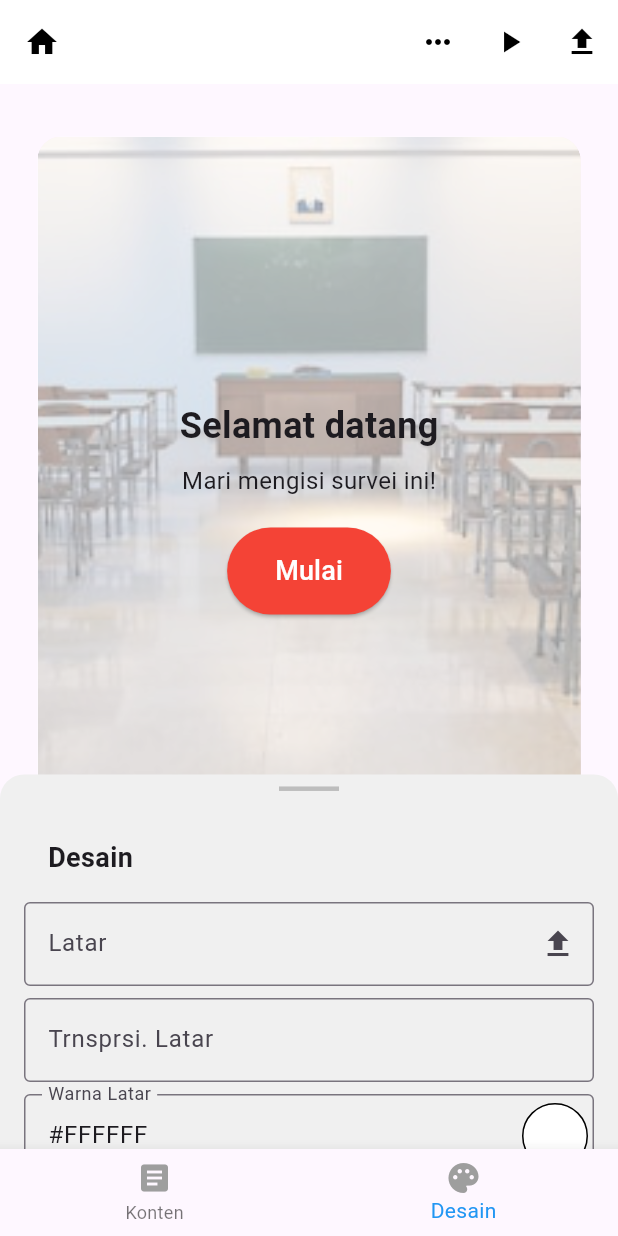
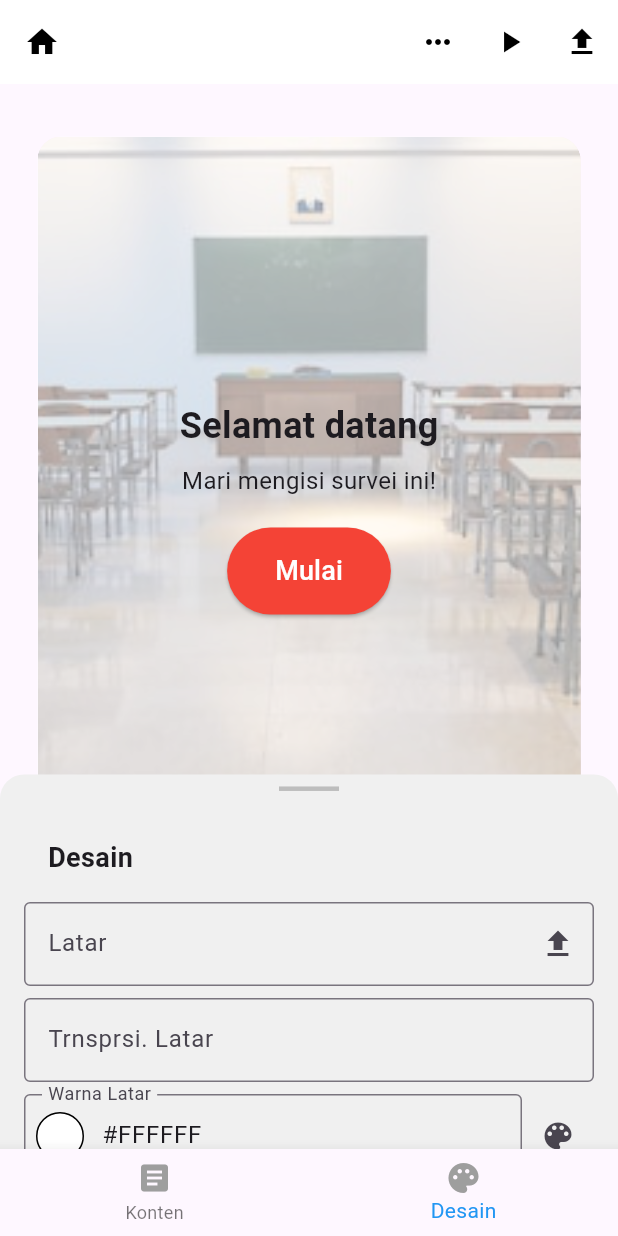
Before and after one commit to BeMySample/BeMySample_MobileFE, a Flutter app: the SurveyPage screen opened by its route, item 2 of the bottom bar chosen, on a phone screen of 412 x 824 dp. Run offline on Flutter 3.47's test engine with Material 3 defaults, Android fonts, the phone set to English and light mode, and no system bars; our stand-ins replace flutter_colorpicker.

Commit message:
feat: add colorpicker

```diff
--- a/lib/pages/editsurvey.dart
+++ b/lib/pages/editsurvey.dart
@@ -14,6 +14,10 @@ class _SurveyPageState extends State<SurveyPage> {
   String _tombolText = ''; // Menyimpan teks tombol
   double _imageHeightFactor = 1.0; // Faktor tinggi gambar
   double _popupOffset = 1.0; // Posisi awal popup di bawah layar
+
+  TextEditingController _backgroundColorController = TextEditingController();
+  TextEditingController _buttonColorController = TextEditingController();
+  TextEditingController _textColorController = TextEditingController();
 
   Color _backgroundColor = Colors.white; // Warna latar
   Color _buttonColor = Colors.red; // Warna tombol
@@ -51,23 +55,21 @@ class _SurveyPageState extends State<SurveyPage> {
     });
   }
 
-  void _showColorPickerDialog(Color currentColor, Function(Color) onColorChanged) {
+  void _showColorPickerDialog(Color initialColor, Function(Color) onColorChanged) {
     showDialog(
       context: context,
       builder: (BuildContext context) {
         return AlertDialog(
-          title: Text('Pilih Warna'),
+          title: const Text('Pick a color!'),
           content: SingleChildScrollView(
             child: ColorPicker(
-              pickerColor: currentColor,
+              pickerColor: initialColor,
               onColorChanged: onColorChanged,
-              showLabel: true,
-              pickerAreaHeightPercent: 0.8,
             ),
           ),
           actions: <Widget>[
             ElevatedButton(
-              child: Text('Pilih'),
+              child: const Text('Got it'),
               onPressed: () {
                 Navigator.of(context).pop();
               },
@@ -78,9 +80,22 @@ class _SurveyPageState extends State<SurveyPage> {
     );
   }
 
+
+  @override
+  void initState() {
+    super.initState();
+    _backgroundColorController.text = '#${_backgroundColor.value.toRadixString(16).substring(2).toUpperCase()}';
+    _buttonColorController.text = '#${_buttonColor.value.toRadixString(16).substring(2).toUpperCase()}';
+    _textColorController.text = '#${_textColor.value.toRadixString(16).substring(2).toUpperCase()}';
+  }
+
+
   @override
   void dispose() {
     _transparencyController.dispose();
+    _backgroundColorController.dispose();
+    _buttonColorController.dispose();
+    _textColorController.dispose();
     super.dispose();
   }
 
@@ -88,7 +103,7 @@ class _SurveyPageState extends State<SurveyPage> {
   Widget build(BuildContext context) {
     return Scaffold(
       appBar: AppBar(
-        backgroundColor: _backgroundColor,
+        backgroundColor: _backgroundColor, // Update this to reflect the chosen color
         elevation: 0,
         leading: IconButton(
           icon: Icon(Icons.home, color: Colors.black),
@@ -103,15 +118,21 @@ class _SurveyPageState extends State<SurveyPage> {
         actions: [
           IconButton(
             icon: Icon(Icons.more_horiz, color: Colors.black),
-            onPressed: () {},
+            onPressed: () {
+              // Logika untuk tombol titik tiga
+            },
           ),
           IconButton(
             icon: Icon(Icons.play_arrow, color: Colors.black),
-            onPressed: () {},
+            onPressed: () {
+              // Logika untuk tombol play
+            },
           ),
           IconButton(
             icon: Icon(Icons.upload, color: Colors.black),
-            onPressed: () {},
+            onPressed: () {
+              // Logika untuk tombol upload
+            },
           ),
         ],
       ),
@@ -151,7 +172,9 @@ class _SurveyPageState extends State<SurveyPage> {
                     ),
                     const SizedBox(height: 20),
                     ElevatedButton(
-                      onPressed: () {},
+                      onPressed: () {
+                        // Logika navigasi ke halaman survei
+                      },
                       style: ElevatedButton.styleFrom(
                         backgroundColor: _buttonColor,
                         padding: const EdgeInsets.symmetric(
@@ -172,11 +195,11 @@ class _SurveyPageState extends State<SurveyPage> {
               ),
             ),
           ),
-          if (_isPopupVisible)
           AnimatedSlide(
             offset: Offset(0, _popupOffset),
             duration: Duration(milliseconds: 300),
-              child: GestureDetector(
+            child: _isPopupVisible
+                ? GestureDetector(
                     onTap: _closePopup,
                     child: Container(
                       color: Colors.transparent,
@@ -324,7 +347,7 @@ class _SurveyPageState extends State<SurveyPage> {
                                         ),
                                         const SizedBox(height: 16),
                                         TextFormField(
-                                      key: ValueKey(_tombolText),
+                                          key: ValueKey(_tombolText), // Memaksa rebuild jika teks berubah
                                           initialValue: _tombolText,
                                           readOnly: true,
                                           decoration: InputDecoration(
@@ -369,22 +392,17 @@ class _SurveyPageState extends State<SurveyPage> {
                                           },
                                         ),
                                         const SizedBox(height: 8),
-                                    GestureDetector(
-                                      onTap: () {
-                                        _showColorPickerDialog(_backgroundColor, (Color color) {
-                                          setState(() {
-                                            _backgroundColor = color;
-                                          });
-                                        });
-                                      },
+                                        Row(
+                                          children: [
+                                            Expanded(
                                               child: TextField(
                                                 readOnly: true,
                                                 decoration: InputDecoration(
                                                   labelText: 'Warna Latar',
-                                          suffixIcon: Container(
-                                            margin: EdgeInsets.only(right: 4),
-                                            width: 20,
-                                            height: 20,
+                                                  prefixIcon: Container(
+                                                    margin: EdgeInsets.symmetric(horizontal: 8.0),
+                                                    width: 24,
+                                                    height: 24,
                                                     decoration: BoxDecoration(
                                                       color: _backgroundColor,
                                                       shape: BoxShape.circle,
@@ -393,28 +411,36 @@ class _SurveyPageState extends State<SurveyPage> {
                                                   ),
                                                   border: OutlineInputBorder(),
                                                 ),
-                                        controller: TextEditingController(
-                                          text: '#${_backgroundColor.value.toRadixString(16).substring(2).toUpperCase()}',
+                                                controller: _backgroundColorController,
                                               ),
                                             ),
-                                    ),
-                                    const SizedBox(height: 8),
-                                    GestureDetector(
-                                      onTap: () {
-                                        _showColorPickerDialog(_buttonColor, (Color color) {
+                                            IconButton(
+                                              icon: Icon(Icons.color_lens),
+                                              onPressed: () {
+                                                _showColorPickerDialog(_backgroundColor, (Color color) {
                                                   setState(() {
-                                            _buttonColor = color;
+                                                    _backgroundColor = color;
+                                                    _backgroundColorController.text = '#${_backgroundColor.value.toRadixString(16).substring(2).toUpperCase()}';
                                                   });
                                                 });
                                               },
+                                            ),
+                                          ],
+                                        ),
+
+
+                                        const SizedBox(height: 8),
+                                        Row(
+                                          children: [
+                                            Expanded(
                                               child: TextField(
                                                 readOnly: true,
                                                 decoration: InputDecoration(
                                                   labelText: 'Warna Tombol',
-                                          suffixIcon: Container(
-                                            margin: EdgeInsets.only(right: 4),
-                                            width: 20,
-                                            height: 20,
+                                                  prefixIcon: Container(
+                                                    margin: EdgeInsets.symmetric(horizontal: 8.0),
+                                                    width: 24,
+                                                    height: 24,
                                                     decoration: BoxDecoration(
                                                       color: _buttonColor,
                                                       shape: BoxShape.circle,
@@ -423,28 +449,35 @@ class _SurveyPageState extends State<SurveyPage> {
                                                   ),
                                                   border: OutlineInputBorder(),
                                                 ),
-                                        controller: TextEditingController(
-                                          text: '#${_buttonColor.value.toRadixString(16).substring(2).toUpperCase()}',
+                                                controller: _buttonColorController,
                                               ),
                                             ),
-                                    ),
-                                    const SizedBox(height: 8),
-                                    GestureDetector(
-                                      onTap: () {
-                                        _showColorPickerDialog(_textColor, (Color color) {
+                                            IconButton(
+                                              icon: Icon(Icons.color_lens),
+                                              onPressed: () {
+                                                _showColorPickerDialog(_buttonColor, (Color color) {
                                                   setState(() {
-                                            _textColor = color;
+                                                    _buttonColor = color;
+                                                    _buttonColorController.text = '#${_buttonColor.value.toRadixString(16).substring(2).toUpperCase()}';
                                                   });
                                                 });
                                               },
+                                            ),
+                                          ],
+                                        ),
+
+                                        const SizedBox(height: 8),
+                                        Row(
+                                          children: [
+                                            Expanded(
                                               child: TextField(
                                                 readOnly: true,
                                                 decoration: InputDecoration(
                                                   labelText: 'Warna Teks',
-                                          suffixIcon: Container(
-                                            margin: EdgeInsets.only(right: 4),
-                                            width: 20,
-                                            height: 20,
+                                                  prefixIcon: Container(
+                                                    margin: EdgeInsets.symmetric(horizontal: 8.0),
+                                                    width: 24,
+                                                    height: 24,
                                                     decoration: BoxDecoration(
                                                       color: _textColor,
                                                       shape: BoxShape.circle,
@@ -453,11 +486,23 @@ class _SurveyPageState extends State<SurveyPage> {
                                                   ),
                                                   border: OutlineInputBorder(),
                                                 ),
-                                        controller: TextEditingController(
-                                          text: '#${_textColor.value.toRadixString(16).substring(2).toUpperCase()}',
+                                                controller: _textColorController,
                                               ),
                                             ),
+                                            IconButton(
+                                              icon: Icon(Icons.color_lens),
+                                              onPressed: () {
+                                                _showColorPickerDialog(_textColor, (Color color) {
+                                                  setState(() {
+                                                    _textColor = color;
+                                                    _textColorController.text = '#${_textColor.value.toRadixString(16).substring(2).toUpperCase()}';
+                                                  });
+                                                });
+                                              },
                                             ),
+                                          ],
+                                        ),
+
                                       ],
                                     ),
                                 ],
@@ -467,7 +512,8 @@ class _SurveyPageState extends State<SurveyPage> {
                         ),
                       ),
                     ),
-              ),
+                  )
+                : Container(),
           ),
         ],
       ),
```
Lines whose indentation alone changed are shown as unchanged.
